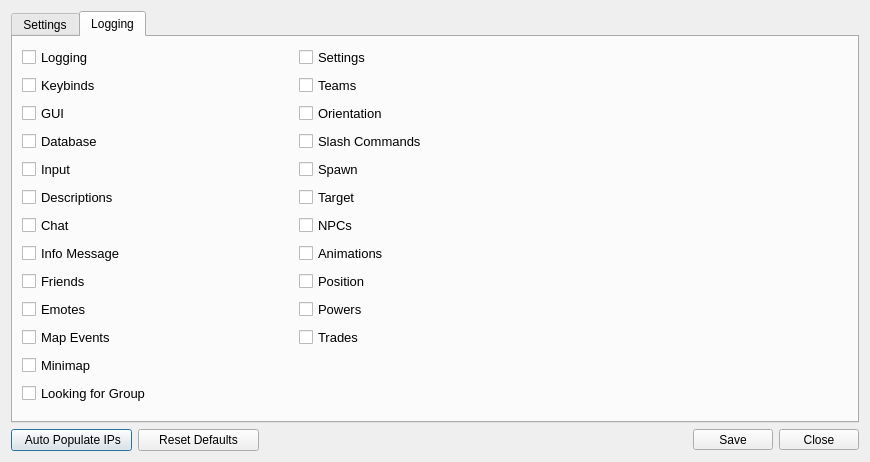
Before: the Qt Designer form Projects/CoX/Utilities/SEGSAdmin/SettingsDialog.ui in Segs/Segs, drawn with Qt 5.
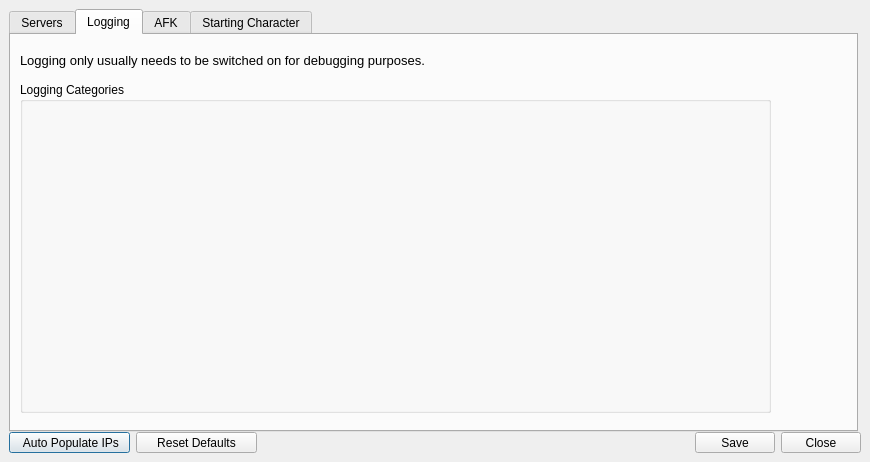
After: the same form once the commit is applied. The open tabs and pages were chosen to show the change. Icons and pictures are not drawn.

Commit message: - Logging categories now read from settings_template.cfg - Add log_mapxfers to settings.cpp - Add new map names to SetUpData for map directories - Add AFK and StartingCharacter to SEGSAdmin Settings - Add info message to Logging tab advising users that usually used for   debugging - Edit to starting powers based on cyanpill review

```diff
--- a/Projects/CoX/Utilities/SEGSAdmin/SettingsDialog.ui
+++ b/Projects/CoX/Utilities/SEGSAdmin/SettingsDialog.ui
@@ -16,9 +16,15 @@
   <property name="windowTitle">
    <string>Settings</string>
   </property>
-  <layout class="QGridLayout" name="gridLayout_4">
-   <item row="0" column="0" colspan="5">
     <widget class="QTabWidget" name="tabWidget">
+   <property name="geometry">
+    <rect>
+     <x>9</x>
+     <y>9</y>
+     <width>849</width>
+     <height>423</height>
+    </rect>
+   </property>
      <property name="minimumSize">
       <size>
        <width>831</width>
@@ -45,7 +51,7 @@
      </property>
      <widget class="QWidget" name="tab_settings">
       <attribute name="title">
-       <string>Settings</string>
+     <string>Servers</string>
       </attribute>
       <layout class="QGridLayout" name="gridLayout_9">
        <item row="0" column="0">
@@ -823,301 +829,500 @@
       <attribute name="title">
        <string>Logging</string>
       </attribute>
+    <layout class="QGridLayout" name="gridLayout_10">
+     <item row="0" column="0">
+      <widget class="QLabel" name="logging_warning_label">
+       <property name="minimumSize">
+        <size>
+         <width>411</width>
+         <height>16</height>
+        </size>
+       </property>
+       <property name="maximumSize">
+        <size>
+         <width>411</width>
+         <height>16</height>
+        </size>
+       </property>
+       <property name="font">
+        <font>
+         <pointsize>10</pointsize>
+        </font>
+       </property>
+       <property name="text">
+        <string>Logging only usually needs to be switched on for debugging purposes. </string>
+       </property>
+      </widget>
+     </item>
+     <item row="1" column="0">
+      <widget class="QGroupBox" name="logging_cats">
+       <property name="minimumSize">
+        <size>
+         <width>751</width>
+         <height>331</height>
+        </size>
+       </property>
+       <property name="maximumSize">
+        <size>
+         <width>751</width>
+         <height>331</height>
+        </size>
+       </property>
+       <property name="title">
+        <string>Logging Categories</string>
+       </property>
+      </widget>
+     </item>
+     <item row="1" column="1">
+      <spacer name="horizontalSpacer_4">
+       <property name="orientation">
+        <enum>Qt::Horizontal</enum>
+       </property>
+       <property name="sizeHint" stdset="0">
+        <size>
+         <width>67</width>
+         <height>20</height>
+        </size>
+       </property>
+      </spacer>
+     </item>
+    </layout>
+   </widget>
+   <widget class="QWidget" name="tab_afk">
+    <attribute name="title">
+     <string>AFK</string>
+    </attribute>
+    <layout class="QGridLayout" name="gridLayout_4">
+     <item row="0" column="0">
+      <widget class="QGroupBox" name="groupBox_4">
+       <property name="minimumSize">
+        <size>
+         <width>371</width>
+         <height>150</height>
+        </size>
+       </property>
+       <property name="title">
+        <string>AFK Settings</string>
+       </property>
       <layout class="QGridLayout" name="gridLayout_2">
        <item row="0" column="0">
-        <widget class="QCheckBox" name="log_logging">
+         <layout class="QHBoxLayout" name="horizontalLayout">
+          <item>
+           <widget class="QLabel" name="time_to_afk_label">
          <property name="font">
           <font>
            <pointsize>10</pointsize>
           </font>
          </property>
          <property name="text">
-          <string>Logging</string>
+             <string>Time to AFK (seconds):</string>
          </property>
         </widget>
        </item>
-       <item row="0" column="1" colspan="2">
-        <widget class="QCheckBox" name="log_settings">
-         <property name="font">
-          <font>
-           <pointsize>10</pointsize>
-          </font>
-         </property>
-         <property name="text">
-          <string>Settings</string>
-         </property>
-        </widget>
-       </item>
-       <item row="1" column="0">
-        <widget class="QCheckBox" name="log_keybinds">
-         <property name="font">
-          <font>
-           <pointsize>10</pointsize>
-          </font>
-         </property>
-         <property name="text">
-          <string>Keybinds</string>
+          <item>
+           <widget class="QSpinBox" name="time_to_afk_spin">
+            <property name="minimumSize">
+             <size>
+              <width>61</width>
+              <height>26</height>
+             </size>
+            </property>
+            <property name="maximumSize">
+             <size>
+              <width>61</width>
+              <height>26</height>
+             </size>
+            </property>
+            <property name="minimum">
+             <number>1</number>
+            </property>
+            <property name="maximum">
+             <number>10000</number>
          </property>
         </widget>
        </item>
-       <item row="1" column="1" colspan="2">
-        <widget class="QCheckBox" name="log_teams">
-         <property name="font">
-          <font>
-           <pointsize>10</pointsize>
-          </font>
-         </property>
-         <property name="text">
-          <string>Teams</string>
-         </property>
-        </widget>
-       </item>
-       <item row="2" column="0">
-        <widget class="QCheckBox" name="log_gui">
-         <property name="font">
-          <font>
-           <pointsize>10</pointsize>
-          </font>
-         </property>
-         <property name="text">
-          <string>GUI</string>
-         </property>
-        </widget>
-       </item>
-       <item row="2" column="1" colspan="2">
-        <widget class="QCheckBox" name="log_orientation">
-         <property name="font">
-          <font>
-           <pointsize>10</pointsize>
-          </font>
-         </property>
-         <property name="text">
-          <string>Orientation</string>
-         </property>
-        </widget>
+         </layout>
        </item>
        <item row="3" column="0">
-        <widget class="QCheckBox" name="log_db">
+         <layout class="QHBoxLayout" name="horizontalLayout_4">
+          <item>
+           <widget class="QLabel" name="time_to_auto_logout_label">
          <property name="font">
           <font>
            <pointsize>10</pointsize>
           </font>
          </property>
          <property name="text">
-          <string>Database</string>
+             <string>Time until auto logout (seconds):</string>
          </property>
         </widget>
        </item>
-       <item row="3" column="1" colspan="2">
-        <widget class="QCheckBox" name="log_slashcommand">
-         <property name="font">
-          <font>
-           <pointsize>10</pointsize>
-          </font>
-         </property>
-         <property name="text">
-          <string>Slash Commands</string>
-         </property>
-        </widget>
-       </item>
-       <item row="4" column="0">
-        <widget class="QCheckBox" name="log_input">
+          <item>
+           <widget class="QSpinBox" name="time_to_auto_logout_spin">
+            <property name="minimumSize">
+             <size>
+              <width>61</width>
+              <height>26</height>
+             </size>
+            </property>
+            <property name="maximumSize">
+             <size>
+              <width>61</width>
+              <height>26</height>
+             </size>
+            </property>
+            <property name="minimum">
+             <number>1</number>
+            </property>
+            <property name="maximum">
+             <number>10000</number>
+            </property>
+           </widget>
+          </item>
+         </layout>
+        </item>
+        <item row="1" column="0">
+         <layout class="QHBoxLayout" name="horizontalLayout_3">
+          <item>
+           <widget class="QLabel" name="time_to_logout_msg_label">
          <property name="font">
           <font>
            <pointsize>10</pointsize>
           </font>
          </property>
          <property name="text">
-          <string>Input</string>
+             <string>Time until logout message shows (seconds): </string>
          </property>
         </widget>
        </item>
-       <item row="4" column="1" colspan="2">
-        <widget class="QCheckBox" name="log_spawn">
-         <property name="font">
-          <font>
-           <pointsize>10</pointsize>
-          </font>
-         </property>
-         <property name="text">
-          <string>Spawn</string>
-         </property>
-        </widget>
-       </item>
-       <item row="5" column="0">
-        <widget class="QCheckBox" name="log_description">
+          <item>
+           <widget class="QSpinBox" name="time_to_logout_msg_spin">
+            <property name="minimumSize">
+             <size>
+              <width>61</width>
+              <height>26</height>
+             </size>
+            </property>
+            <property name="maximumSize">
+             <size>
+              <width>61</width>
+              <height>26</height>
+             </size>
+            </property>
+            <property name="minimum">
+             <number>1</number>
+            </property>
+            <property name="maximum">
+             <number>10000</number>
+            </property>
+           </widget>
+          </item>
+         </layout>
+        </item>
+        <item row="2" column="0">
+         <widget class="QCheckBox" name="auto_logout_check">
          <property name="font">
           <font>
            <pointsize>10</pointsize>
           </font>
          </property>
          <property name="text">
-          <string>Descriptions</string>
+           <string>Use Auto Logout?</string>
          </property>
         </widget>
        </item>
-       <item row="5" column="1" colspan="2">
-        <widget class="QCheckBox" name="log_target">
-         <property name="font">
-          <font>
-           <pointsize>10</pointsize>
-          </font>
-         </property>
-         <property name="text">
-          <string>Target</string>
-         </property>
-        </widget>
-       </item>
-       <item row="6" column="0">
-        <widget class="QCheckBox" name="log_chat">
+       </layout>
+      </widget>
+     </item>
+     <item row="0" column="2">
+      <spacer name="horizontalSpacer_2">
+       <property name="orientation">
+        <enum>Qt::Horizontal</enum>
+       </property>
+       <property name="sizeHint" stdset="0">
+        <size>
+         <width>450</width>
+         <height>20</height>
+        </size>
+       </property>
+      </spacer>
+     </item>
+     <item row="1" column="0">
+      <spacer name="verticalSpacer">
+       <property name="orientation">
+        <enum>Qt::Vertical</enum>
+       </property>
+       <property name="sizeHint" stdset="0">
+        <size>
+         <width>20</width>
+         <height>205</height>
+        </size>
+       </property>
+      </spacer>
+     </item>
+    </layout>
+   </widget>
+   <widget class="QWidget" name="tab_start_char">
+    <attribute name="title">
+     <string>Starting Character</string>
+    </attribute>
+    <layout class="QGridLayout" name="gridLayout_13">
+     <item row="0" column="0" colspan="2">
+      <widget class="QGroupBox" name="groupBox_5">
          <property name="font">
           <font>
            <pointsize>10</pointsize>
           </font>
          </property>
-         <property name="text">
-          <string>Chat</string>
-         </property>
-        </widget>
-       </item>
-       <item row="6" column="1">
-        <widget class="QCheckBox" name="log_npcs">
+       <property name="title">
+        <string>Powers, Temps and Inspirations (for each setting in this group, seperate each value with a comma)</string>
+       </property>
+       <layout class="QGridLayout" name="gridLayout_11">
+        <item row="0" column="0">
+         <layout class="QHBoxLayout" name="horizontalLayout_5">
+          <item>
+           <widget class="QLabel" name="inherent_powers_label">
          <property name="font">
           <font>
            <pointsize>10</pointsize>
           </font>
          </property>
          <property name="text">
-          <string>NPCs</string>
+             <string>Inherent Powers:</string>
          </property>
         </widget>
        </item>
-       <item row="7" column="0">
-        <widget class="QCheckBox" name="log_infomsg">
-         <property name="font">
-          <font>
-           <pointsize>10</pointsize>
-          </font>
-         </property>
-         <property name="text">
-          <string>Info Message</string>
-         </property>
-        </widget>
-       </item>
-       <item row="7" column="1" colspan="2">
-        <widget class="QCheckBox" name="log_animations">
+          <item>
+           <widget class="QLineEdit" name="inherent_powers_edit">
+            <property name="minimumSize">
+             <size>
+              <width>671</width>
+              <height>22</height>
+             </size>
+            </property>
+            <property name="maximumSize">
+             <size>
+              <width>671</width>
+              <height>22</height>
+             </size>
+            </property>
+            <property name="baseSize">
+             <size>
+              <width>160</width>
+              <height>22</height>
+             </size>
+            </property>
+           </widget>
+          </item>
+         </layout>
+        </item>
+        <item row="1" column="0">
+         <layout class="QHBoxLayout" name="horizontalLayout_6">
+          <item>
+           <widget class="QLabel" name="starting_temp_label">
          <property name="font">
           <font>
            <pointsize>10</pointsize>
           </font>
          </property>
          <property name="text">
-          <string>Animations</string>
+             <string>Starting Temps:</string>
          </property>
         </widget>
        </item>
-       <item row="8" column="0">
-        <widget class="QCheckBox" name="log_friends">
-         <property name="font">
-          <font>
-           <pointsize>10</pointsize>
-          </font>
-         </property>
-         <property name="text">
-          <string>Friends</string>
-         </property>
-        </widget>
-       </item>
-       <item row="8" column="1" colspan="2">
-        <widget class="QCheckBox" name="log_position">
+          <item>
+           <widget class="QLineEdit" name="starting_temp_edit">
+            <property name="minimumSize">
+             <size>
+              <width>671</width>
+              <height>22</height>
+             </size>
+            </property>
+            <property name="maximumSize">
+             <size>
+              <width>671</width>
+              <height>22</height>
+             </size>
+            </property>
+            <property name="baseSize">
+             <size>
+              <width>160</width>
+              <height>22</height>
+             </size>
+            </property>
+           </widget>
+          </item>
+         </layout>
+        </item>
+        <item row="2" column="0">
+         <layout class="QHBoxLayout" name="horizontalLayout_7">
+          <item>
+           <widget class="QLabel" name="starting_insp_label">
          <property name="font">
           <font>
            <pointsize>10</pointsize>
           </font>
          </property>
          <property name="text">
-          <string>Position</string>
+             <string>Starting Inspirations:</string>
          </property>
         </widget>
        </item>
-       <item row="9" column="0">
-        <widget class="QCheckBox" name="log_emotes">
-         <property name="font">
-          <font>
-           <pointsize>10</pointsize>
-          </font>
-         </property>
-         <property name="text">
-          <string>Emotes</string>
-         </property>
-        </widget>
-       </item>
-       <item row="10" column="0">
-        <widget class="QCheckBox" name="log_mapevents">
+          <item>
+           <widget class="QLineEdit" name="starting_insp_edit">
+            <property name="minimumSize">
+             <size>
+              <width>671</width>
+              <height>22</height>
+             </size>
+            </property>
+            <property name="maximumSize">
+             <size>
+              <width>671</width>
+              <height>22</height>
+             </size>
+            </property>
+            <property name="baseSize">
+             <size>
+              <width>160</width>
+              <height>22</height>
+             </size>
+            </property>
+           </widget>
+          </item>
+         </layout>
+        </item>
+       </layout>
+      </widget>
+     </item>
+     <item row="1" column="0">
+      <widget class="QGroupBox" name="groupBox_6">
          <property name="font">
           <font>
            <pointsize>10</pointsize>
           </font>
          </property>
-         <property name="text">
-          <string>Map Events</string>
-         </property>
-        </widget>
-       </item>
-       <item row="11" column="0">
-        <widget class="QCheckBox" name="log_minimap">
+       <property name="title">
+        <string>Level and Influence</string>
+       </property>
+       <layout class="QGridLayout" name="gridLayout_12">
+        <item row="0" column="0">
+         <layout class="QHBoxLayout" name="horizontalLayout_8">
+          <item>
+           <widget class="QLabel" name="starting_level_label">
          <property name="font">
           <font>
            <pointsize>10</pointsize>
           </font>
          </property>
          <property name="text">
-          <string>Minimap</string>
+             <string>Starting Level:</string>
          </property>
         </widget>
        </item>
-       <item row="12" column="0">
-        <widget class="QCheckBox" name="log_lfg">
-         <property name="font">
-          <font>
-           <pointsize>10</pointsize>
-          </font>
-         </property>
-         <property name="text">
-          <string>Looking for Group</string>
-         </property>
-        </widget>
-       </item>
-       <item row="9" column="1" colspan="2">
-        <widget class="QCheckBox" name="log_powers">
+          <item>
+           <widget class="QSpinBox" name="starting_level_spin">
+            <property name="minimumSize">
+             <size>
+              <width>61</width>
+              <height>26</height>
+             </size>
+            </property>
+            <property name="maximumSize">
+             <size>
+              <width>61</width>
+              <height>26</height>
+             </size>
+            </property>
+            <property name="minimum">
+             <number>1</number>
+            </property>
+            <property name="maximum">
+             <number>50</number>
+            </property>
+           </widget>
+          </item>
+         </layout>
+        </item>
+        <item row="1" column="0">
+         <layout class="QHBoxLayout" name="horizontalLayout_9">
+          <item>
+           <widget class="QLabel" name="starting_inf_label">
          <property name="font">
           <font>
            <pointsize>10</pointsize>
           </font>
          </property>
          <property name="text">
-          <string>Powers</string>
+             <string>Starting Influence:</string>
          </property>
         </widget>
        </item>
-       <item row="10" column="1" colspan="2">
-        <widget class="QCheckBox" name="log_trades">
-         <property name="font">
-          <font>
-           <pointsize>10</pointsize>
-          </font>
-         </property>
-         <property name="text">
-          <string>Trades</string>
-         </property>
+          <item>
+           <widget class="QSpinBox" name="starting_inf_spin">
+            <property name="minimumSize">
+             <size>
+              <width>61</width>
+              <height>26</height>
+             </size>
+            </property>
+            <property name="maximumSize">
+             <size>
+              <width>61</width>
+              <height>26</height>
+             </size>
+            </property>
+            <property name="minimum">
+             <number>0</number>
+            </property>
+            <property name="maximum">
+             <number>10000</number>
+            </property>
         </widget>
        </item>
       </layout>
-     </widget>
-    </widget>
-   </item>
-   <item row="1" column="0">
+        </item>
+       </layout>
+      </widget>
+     </item>
+     <item row="1" column="1">
+      <spacer name="horizontalSpacer_3">
+       <property name="orientation">
+        <enum>Qt::Horizontal</enum>
+       </property>
+       <property name="sizeHint" stdset="0">
+        <size>
+         <width>619</width>
+         <height>20</height>
+        </size>
+       </property>
+      </spacer>
+     </item>
+     <item row="2" column="0">
+      <spacer name="verticalSpacer_2">
+       <property name="orientation">
+        <enum>Qt::Vertical</enum>
+       </property>
+       <property name="sizeHint" stdset="0">
+        <size>
+         <width>20</width>
+         <height>131</height>
+        </size>
+       </property>
+      </spacer>
+     </item>
+    </layout>
+   </widget>
+  </widget>
     <widget class="QPushButton" name="ip_auto_populate">
+   <property name="geometry">
+    <rect>
+     <x>9</x>
+     <y>432</y>
+     <width>121</width>
+     <height>21</height>
+    </rect>
+   </property>
      <property name="minimumSize">
       <size>
        <width>121</width>
@@ -1141,9 +1346,15 @@
       <bool>false</bool>
      </property>
     </widget>
-   </item>
-   <item row="1" column="1">
     <widget class="QPushButton" name="reset_defaults">
+   <property name="geometry">
+    <rect>
+     <x>136</x>
+     <y>432</y>
+     <width>121</width>
+     <height>21</height>
+    </rect>
+   </property>
      <property name="minimumSize">
       <size>
        <width>121</width>
@@ -1163,22 +1374,15 @@
       <bool>false</bool>
      </property>
     </widget>
-   </item>
-   <item row="1" column="2">
-    <spacer name="horizontalSpacer">
-     <property name="orientation">
-      <enum>Qt::Horizontal</enum>
-     </property>
-     <property name="sizeHint" stdset="0">
-      <size>
-       <width>402</width>
-       <height>17</height>
-      </size>
-     </property>
-    </spacer>
-   </item>
-   <item row="1" column="3">
     <widget class="QPushButton" name="settings_save_button">
+   <property name="geometry">
+    <rect>
+     <x>695</x>
+     <y>432</y>
+     <width>80</width>
+     <height>21</height>
+    </rect>
+   </property>
      <property name="minimumSize">
       <size>
        <width>80</width>
@@ -1195,9 +1399,15 @@
       <string>Save</string>
      </property>
     </widget>
-   </item>
-   <item row="1" column="4">
     <widget class="QDialogButtonBox" name="buttonBox">
+   <property name="geometry">
+    <rect>
+     <x>781</x>
+     <y>432</y>
+     <width>80</width>
+     <height>21</height>
+    </rect>
+   </property>
      <property name="sizePolicy">
       <sizepolicy hsizetype="Minimum" vsizetype="Fixed">
        <horstretch>0</horstretch>
@@ -1223,8 +1433,6 @@
       <set>QDialogButtonBox::Close</set>
      </property>
     </widget>
-   </item>
-  </layout>
  </widget>
  <resources>
   <include location="resources.qrc"/>
```
Left out of the diff: 2 changed lines with no effect on the pictures. Lines whose indentation alone changed are shown as unchanged. The commit also changes 7 other files.
